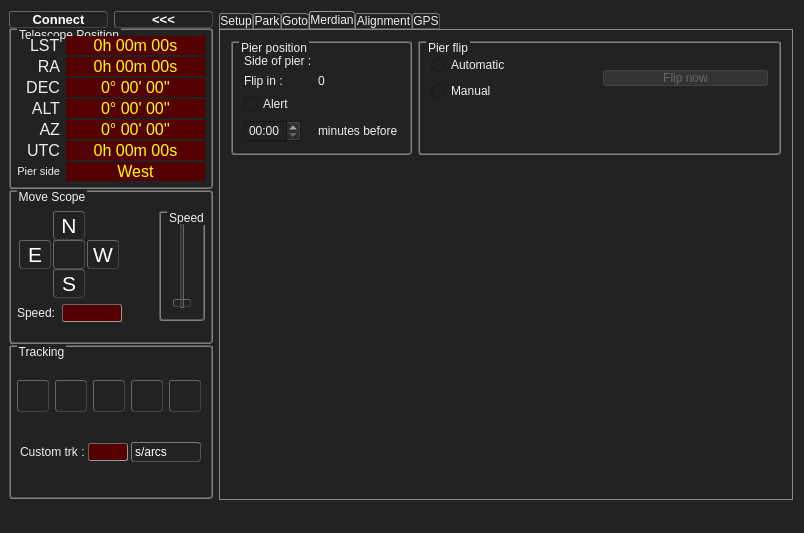
Before: the Qt Designer form ZeGotoControlCenter/zegotocontrolcenter.ui in ZeSly/ZeGotoControlCenter, drawn with Qt 5.
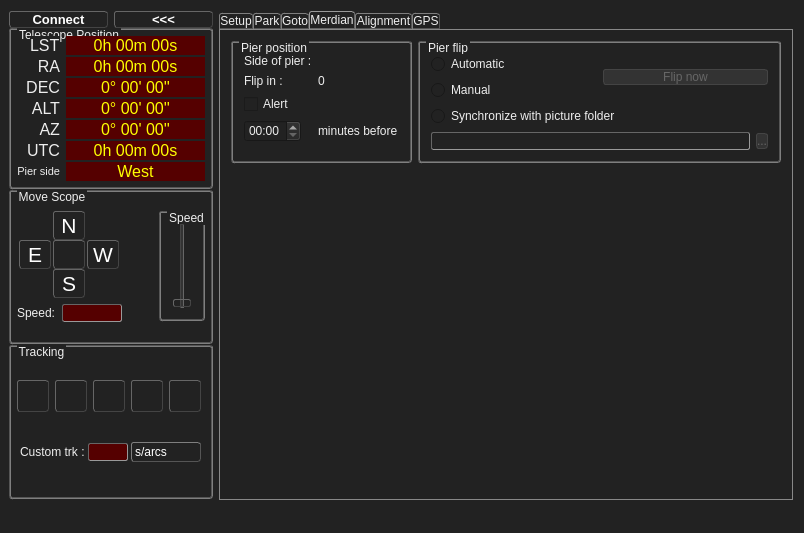
After: the same form once the commit is applied. The open tabs and pages were chosen to show the change. Icons and pictures are not drawn.

Commit message: Pier flip mode with picture folder synchro

Patch:
```diff
--- a/ZeGotoControlCenter/zegotocontrolcenter.ui
+++ b/ZeGotoControlCenter/zegotocontrolcenter.ui
@@ -2740,7 +2740,7 @@
           <item>
            <widget class="QGroupBox" name="groupBox_PierPostion">
             <property name="sizePolicy">
-             <sizepolicy hsizetype="Preferred" vsizetype="Maximum">
+             <sizepolicy hsizetype="Preferred" vsizetype="Preferred">
               <horstretch>1</horstretch>
               <verstretch>0</verstretch>
              </sizepolicy>
@@ -2874,20 +2874,35 @@
               </layout>
              </item>
              <item>
-              <spacer name="verticalSpacer_5">
-               <property name="orientation">
-                <enum>Qt::Vertical</enum>
+              <widget class="QRadioButton" name="radioButton_PierFlipPictureFolder">
+               <property name="text">
+                <string>Synchronize with picture folder</string>
                </property>
-               <property name="sizeType">
-                <enum>QSizePolicy::Minimum</enum>
+              </widget>
+             </item>
+             <item>
+              <layout class="QHBoxLayout" name="horizontalLayout_11">
+               <property name="topMargin">
+                <number>0</number>
                </property>
-               <property name="sizeHint" stdset="0">
-                <size>
-                 <width>20</width>
-                 <height>40</height>
-                </size>
-               </property>
-              </spacer>
+               <item>
+                <widget class="QLineEdit" name="lineEdit_PierFlipPictureFolder">
+                 <property name="enabled">
+                  <bool>false</bool>
+                 </property>
+                </widget>
+               </item>
+               <item>
+                <widget class="QPushButton" name="pushButton_PierFlipPictureFolder">
+                 <property name="enabled">
+                  <bool>false</bool>
+                 </property>
+                 <property name="text">
+                  <string>...</string>
+                 </property>
+                </widget>
+               </item>
+              </layout>
              </item>
             </layout>
            </widget>
```
Left out of the diff: 26 changed lines with no effect on the pictures. The commit also changes 3 other files.
